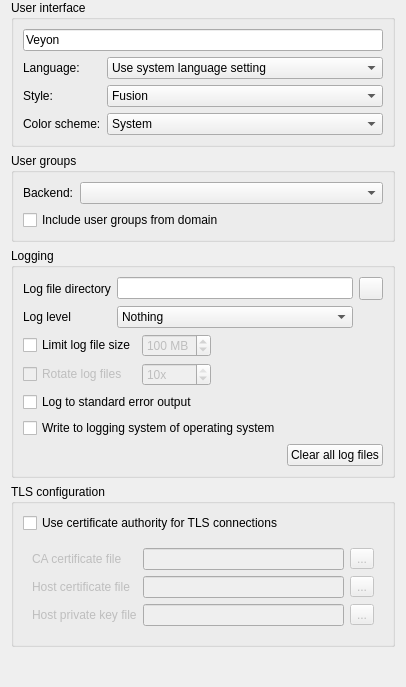
Above: configurator/src/GeneralConfigurationPage.ui from veyon/veyon before the change. Below: the same form after it.
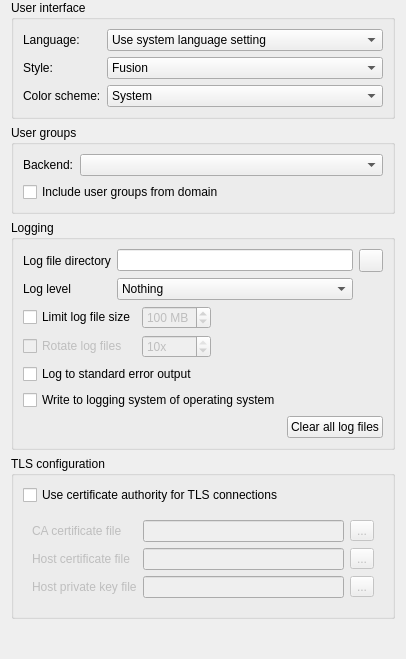
That is the form after the change. Icons and pictures are not drawn.

Commit message: GeneralConfigurationPage: drop obsolete applicationName field

What changed in the file:
```diff
--- a/configurator/src/GeneralConfigurationPage.ui
+++ b/configurator/src/GeneralConfigurationPage.ui
@@ -16,6 +16,20 @@
      </property>
      <layout class="QGridLayout" name="gridLayout_13">
       <item row="1" column="1">
+       <widget class="QComboBox" name="uiStyle">
+        <item>
+         <property name="text">
+          <string notr="true">Fusion</string>
+         </property>
+        </item>
+        <item>
+         <property name="text">
+          <string>Native</string>
+         </property>
+        </item>
+       </widget>
+      </item>
+      <item row="0" column="1">
        <widget class="QComboBox" name="uiLanguage">
         <property name="sizePolicy">
          <sizepolicy hsizetype="MinimumExpanding" vsizetype="Fixed">
@@ -33,21 +47,14 @@
         </item>
        </widget>
       </item>
-      <item row="1" column="0">
-       <widget class="QLabel" name="label_39">
-        <property name="text">
-         <string>Language:</string>
-        </property>
-       </widget>
-      </item>
-      <item row="0" column="0" colspan="2">
-       <widget class="QLineEdit" name="applicationName">
-        <property name="text">
-         <string>Veyon</string>
-        </property>
-       </widget>
-      </item>
       <item row="2" column="0">
+       <widget class="QLabel" name="label_42">
+        <property name="text">
+         <string>Color scheme:</string>
+        </property>
+       </widget>
+      </item>
+      <item row="1" column="0">
        <widget class="QLabel" name="label_41">
         <property name="text">
          <string>Style:</string>
@@ -55,27 +62,6 @@
        </widget>
       </item>
       <item row="2" column="1">
-       <widget class="QComboBox" name="uiStyle">
-        <item>
-         <property name="text">
-          <string notr="true">Fusion</string>
-         </property>
-        </item>
-        <item>
-         <property name="text">
-          <string>Native</string>
-         </property>
-        </item>
-       </widget>
-      </item>
-      <item row="3" column="0">
-       <widget class="QLabel" name="label_42">
-        <property name="text">
-         <string>Color scheme:</string>
-        </property>
-       </widget>
-      </item>
-      <item row="3" column="1">
        <widget class="QComboBox" name="uiColorScheme">
         <item>
          <property name="text">
@@ -94,6 +80,13 @@
         </item>
        </widget>
       </item>
+      <item row="0" column="0">
+       <widget class="QLabel" name="label_39">
+        <property name="text">
+         <string>Language:</string>
+        </property>
+       </widget>
+      </item>
      </layout>
     </widget>
    </item>
```
Left out of the diff: 11 changed lines with no effect on the pictures.
